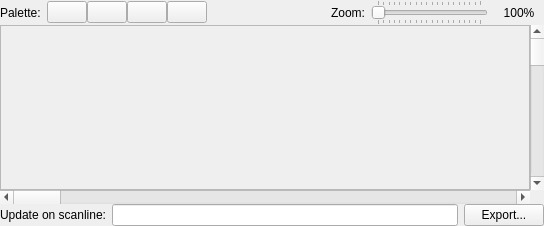
This is viewers/chr-rom/chrromdisplaydialog.ui in christopherpow/nesicide as Qt 5 draws it before an edit. The edited form follows.
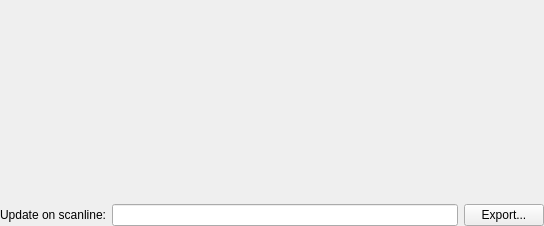
This is the edited form. Custom widgets are drawn as their Qt base class.

Commit message: Replacing unique renderers with a single renderer. Adding pan/zoom functionality to all displays using a single pan/zoom renderer class.

Diff of the .ui file:
```diff
--- a/viewers/chr-rom/chrromdisplaydialog.ui
+++ b/viewers/chr-rom/chrromdisplaydialog.ui
@@ -53,186 +53,7 @@
        <property name="spacing">
         <number>0</number>
        </property>
-       <item row="0" column="0" colspan="3">
-        <layout class="QHBoxLayout" name="horizontalLayout">
-         <property name="spacing">
-          <number>6</number>
-         </property>
-         <property name="margin">
-          <number>0</number>
-         </property>
-         <item>
-          <widget class="QLabel" name="label">
-           <property name="text">
-            <string>Palette:</string>
-           </property>
-          </widget>
-         </item>
-         <item>
-          <layout class="QHBoxLayout" name="horizontalLayout_2">
-           <property name="spacing">
-            <number>0</number>
-           </property>
-           <item>
-            <widget class="QtColorPicker" name="col0PushButton">
-             <property name="sizePolicy">
-              <sizepolicy hsizetype="Fixed" vsizetype="Fixed">
-               <horstretch>0</horstretch>
-               <verstretch>0</verstretch>
-              </sizepolicy>
-             </property>
-             <property name="maximumSize">
-              <size>
-               <width>60</width>
-               <height>16777215</height>
-              </size>
-             </property>
-             <property name="text">
-              <string/>
-             </property>
-            </widget>
-           </item>
-           <item>
-            <widget class="QtColorPicker" name="col1PushButton">
-             <property name="sizePolicy">
-              <sizepolicy hsizetype="Fixed" vsizetype="Fixed">
-               <horstretch>0</horstretch>
-               <verstretch>0</verstretch>
-              </sizepolicy>
-             </property>
-             <property name="maximumSize">
-              <size>
-               <width>60</width>
-               <height>16777215</height>
-              </size>
-             </property>
-             <property name="text">
-              <string/>
-             </property>
-            </widget>
-           </item>
-           <item>
-            <widget class="QtColorPicker" name="col2PushButton">
-             <property name="sizePolicy">
-              <sizepolicy hsizetype="Fixed" vsizetype="Fixed">
-               <horstretch>0</horstretch>
-               <verstretch>0</verstretch>
-              </sizepolicy>
-             </property>
-             <property name="maximumSize">
-              <size>
-               <width>60</width>
-               <height>16777215</height>
-              </size>
-             </property>
-             <property name="text">
-              <string/>
-             </property>
-            </widget>
-           </item>
-           <item>
-            <widget class="QtColorPicker" name="col3PushButton">
-             <property name="sizePolicy">
-              <sizepolicy hsizetype="Fixed" vsizetype="Fixed">
-               <horstretch>0</horstretch>
-               <verstretch>0</verstretch>
-              </sizepolicy>
-             </property>
-             <property name="maximumSize">
-              <size>
-               <width>60</width>
-               <height>16777215</height>
-              </size>
-             </property>
-             <property name="text">
-              <string/>
-             </property>
-            </widget>
-           </item>
-          </layout>
-         </item>
-         <item>
-          <spacer name="horizontalSpacer">
-           <property name="orientation">
-            <enum>Qt::Horizontal</enum>
-           </property>
-           <property name="sizeHint" stdset="0">
-            <size>
-             <width>40</width>
-             <height>20</height>
-            </size>
-           </property>
-          </spacer>
-         </item>
-         <item>
-          <widget class="QLabel" name="label_2">
-           <property name="text">
-            <string>Zoom:</string>
-           </property>
-          </widget>
-         </item>
-         <item>
-          <widget class="QSlider" name="zoomSlider">
-           <property name="minimum">
-            <number>100</number>
-           </property>
-           <property name="maximum">
-            <number>2000</number>
-           </property>
-           <property name="singleStep">
-            <number>100</number>
-           </property>
-           <property name="pageStep">
-            <number>100</number>
-           </property>
-           <property name="orientation">
-            <enum>Qt::Horizontal</enum>
-           </property>
-           <property name="invertedAppearance">
-            <bool>false</bool>
-           </property>
-           <property name="invertedControls">
-            <bool>false</bool>
-           </property>
-           <property name="tickPosition">
-            <enum>QSlider::TicksBothSides</enum>
-           </property>
-           <property name="tickInterval">
-            <number>100</number>
-           </property>
-          </widget>
-         </item>
-         <item>
-          <widget class="QLabel" name="zoomValueLabel">
-           <property name="sizePolicy">
-            <sizepolicy hsizetype="Fixed" vsizetype="Preferred">
-             <horstretch>0</horstretch>
-             <verstretch>0</verstretch>
-            </sizepolicy>
-           </property>
-           <property name="minimumSize">
-            <size>
-             <width>50</width>
-             <height>0</height>
-            </size>
-           </property>
-           <property name="maximumSize">
-            <size>
-             <width>50</width>
-             <height>16777215</height>
-            </size>
-           </property>
-           <property name="text">
-            <string>100%</string>
-           </property>
-           <property name="alignment">
-            <set>Qt::AlignCenter</set>
-           </property>
-          </widget>
-         </item>
-        </layout>
-       </item>
-       <item row="1" column="0" colspan="2">
+       <item row="0" column="0" colspan="2">
         <widget class="QFrame" name="frame">
          <property name="sizePolicy">
           <sizepolicy hsizetype="Preferred" vsizetype="Expanding">
@@ -241,7 +62,7 @@
           </sizepolicy>
          </property>
          <property name="frameShape">
-          <enum>QFrame::StyledPanel</enum>
+          <enum>QFrame::NoFrame</enum>
          </property>
          <property name="frameShadow">
           <enum>QFrame::Sunken</enum>
@@ -256,33 +77,12 @@
          </layout>
         </widget>
        </item>
-       <item row="2" column="0" colspan="2">
-        <widget class="QScrollBar" name="horizontalScrollBar">
-         <property name="orientation">
-          <enum>Qt::Horizontal</enum>
-         </property>
-        </widget>
-       </item>
-       <item row="1" column="2">
-        <widget class="QScrollBar" name="verticalScrollBar">
-         <property name="orientation">
-          <enum>Qt::Vertical</enum>
-         </property>
-        </widget>
-       </item>
       </layout>
      </item>
     </layout>
    </item>
   </layout>
  </widget>
- <customwidgets>
-  <customwidget>
-   <class>QtColorPicker</class>
-   <extends>QPushButton</extends>
-   <header location="global">qtcolorpicker.h</header>
-  </customwidget>
- </customwidgets>
  <resources/>
  <connections/>
 </ui>
```
The commit also changes 38 other files.
